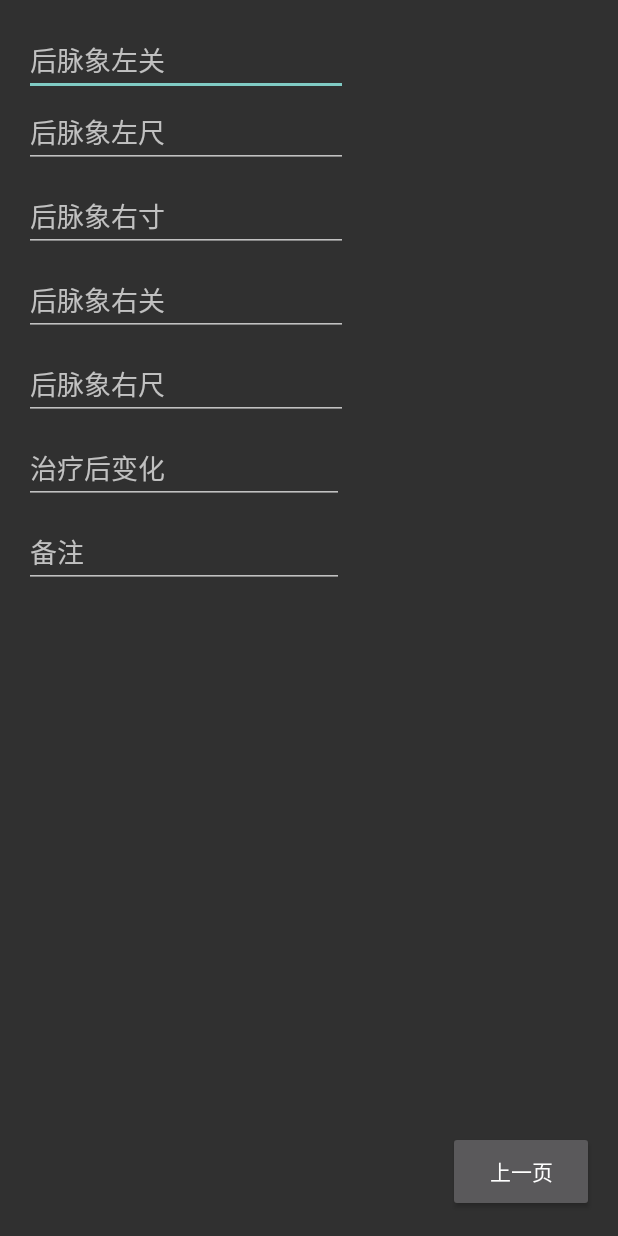
After one commit to happytommyl/WXZJ, an Android app: the layout activity_report2.xml on its own in the app's theme, with its tools: preview values and no code run, on a phone screen of 412 x 824 dp. The commit adds this screen. Run offline under Robolectric (Android 15) with nearby library versions, the phone set to English and light mode, and no system bars.

```diff
--- a/app/build.gradle
+++ b/app/build.gradle
@@ -32,6 +32,11 @@ dependencies {
     androidTestImplementation 'com.android.support.test:runner:1.0.1'
     androidTestImplementation 'com.android.support.test.espresso:espresso-core:3.0.1'
     compile 'com.tsy:myokhttp:1.1.4'
+    compile fileTree(dir: 'libs', include: ['*.jar'])
+    compile 'com.android.support:appcompat-v7:27.0.2'
+    compile 'com.android.support:cardview-v7:27.0.2'
+    compile 'com.android.support:recyclerview-v7:27.0.2'
+    compile 'com.android.support:support-v4:27.0.2'
 
     implementation 'com.android.support:recyclerview-v7:27.0.2'
 }
--- a/app/src/main/java/com/tommy/wxzj/NewInfoActivity.kt
+++ b/app/src/main/java/com/tommy/wxzj/NewInfoActivity.kt
@@ -82,6 +82,7 @@ class NewInfoActivity : AppCompatActivity() {
                         .enqueue(object : JsonResponseHandler() {
                             override fun onSuccess(statusCode: Int, response: JSONObject) {
                                 putExtras(newIntent)
+                                intent.putExtra("ID", response["Patient_ID"].toString())
                                 startActivityForResult(newIntent, intentCode)
                             }
 
--- /dev/null
+++ b/app/src/main/res/layout/activity_report2.xml
@@ -0,0 +1,95 @@
+<?xml version="1.0" encoding="utf-8"?>
+<android.support.constraint.ConstraintLayout
+    xmlns:android="http://schemas.android.com/apk/res/android"
+    xmlns:app="http://schemas.android.com/apk/res-auto"
+    xmlns:tools="http://schemas.android.com/tools"
+    android:layout_width="match_parent"
+    android:layout_height="match_parent">
+
+    <EditText
+        android:id="@+id/report_houzuoguan"
+        android:layout_width="216dp"
+        android:layout_height="wrap_content"
+        android:layout_marginStart="16dp"
+        android:layout_marginTop="16dp"
+        android:ems="10"
+        android:hint="后脉象左关"
+        android:inputType="textPersonName"
+        app:layout_constraintStart_toStartOf="parent"
+        app:layout_constraintTop_toTopOf="parent" />
+
+    <EditText
+        android:id="@+id/report_houzuochi"
+        android:layout_width="216dp"
+        android:layout_height="wrap_content"
+        android:ems="10"
+        android:hint="后脉象左尺"
+        android:inputType="textPersonName"
+        app:layout_constraintStart_toStartOf="@+id/report_houzuoguan"
+        app:layout_constraintTop_toBottomOf="@+id/report_houzuoguan" />
+
+    <EditText
+        android:id="@+id/report_houyoucun"
+        android:layout_width="216dp"
+        android:layout_height="wrap_content"
+        android:layout_marginTop="8dp"
+        android:ems="10"
+        android:hint="后脉象右寸"
+        android:inputType="textPersonName"
+        app:layout_constraintStart_toStartOf="@+id/report_houzuochi"
+        app:layout_constraintTop_toBottomOf="@+id/report_houzuochi" />
+
+    <EditText
+        android:id="@+id/report_houyouguan"
+        android:layout_width="216dp"
+        android:layout_height="wrap_content"
+        android:layout_marginTop="8dp"
+        android:ems="10"
+        android:hint="后脉象右关"
+        android:inputType="textPersonName"
+        app:layout_constraintStart_toStartOf="@+id/report_houyoucun"
+        app:layout_constraintTop_toBottomOf="@+id/report_houyoucun" />
+
+    <EditText
+        android:id="@+id/report_houyouchi"
+        android:layout_width="216dp"
+        android:layout_height="wrap_content"
+        android:layout_marginTop="8dp"
+        android:ems="10"
+        android:hint="后脉象右尺"
+        android:inputType="textPersonName"
+        app:layout_constraintStart_toStartOf="@+id/report_houyouguan"
+        app:layout_constraintTop_toBottomOf="@+id/report_houyouguan" />
+
+    <EditText
+        android:id="@+id/report_change"
+        android:layout_width="wrap_content"
+        android:layout_height="wrap_content"
+        android:layout_marginTop="8dp"
+        android:ems="10"
+        android:hint="治疗后变化"
+        android:inputType="textPersonName"
+        app:layout_constraintStart_toStartOf="@+id/report_houyouchi"
+        app:layout_constraintTop_toBottomOf="@+id/report_houyouchi" />
+
+    <EditText
+        android:id="@+id/report_remark"
+        android:layout_width="wrap_content"
+        android:layout_height="wrap_content"
+        android:layout_marginTop="8dp"
+        android:ems="10"
+        android:hint="备注"
+        android:inputType="textPersonName"
+        app:layout_constraintStart_toStartOf="@+id/report_change"
+        app:layout_constraintTop_toBottomOf="@+id/report_change" />
+
+    <Button
+        android:id="@+id/button_prepage"
+        android:layout_width="97dp"
+        android:layout_height="54dp"
+        android:layout_marginBottom="16dp"
+        android:layout_marginEnd="16dp"
+        android:text="上一页"
+        app:layout_constraintBottom_toBottomOf="parent"
+        app:layout_constraintEnd_toEndOf="parent" />
+</android.support.constraint.ConstraintLayout>
```
Also changed, not shown: app/src/main/java/com/tommy/wxzj/CustomAdapter.kt (added, +73 -0 lines), app/src/main/java/com/tommy/wxzj/InfoActivity.kt (+3 -4 lines), app/src/main/java/com/tommy/wxzj/MainActivity.kt (+104 -2 lines), app/src/main/java/com/tommy/wxzj/Patient.kt (added, +20 -0 lines), app/src/main/res/layout/activity_main.xml (+9 -8 lines), app/src/main/res/layout/patient_info_row.xml (added, +67 -0 lines).
